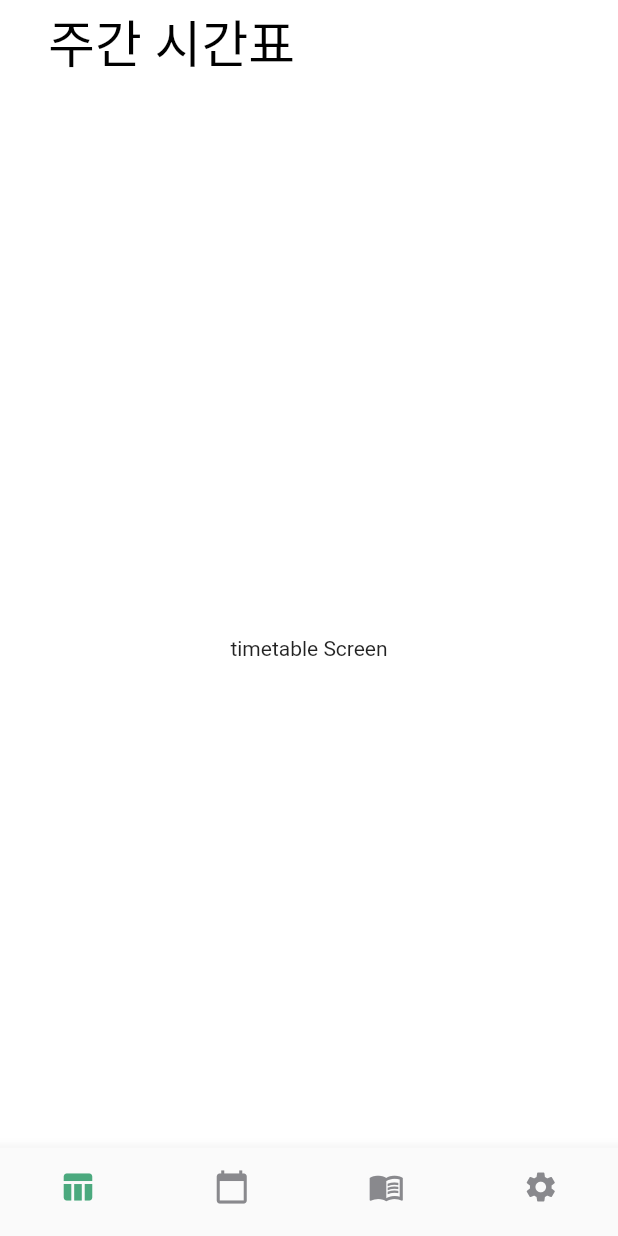
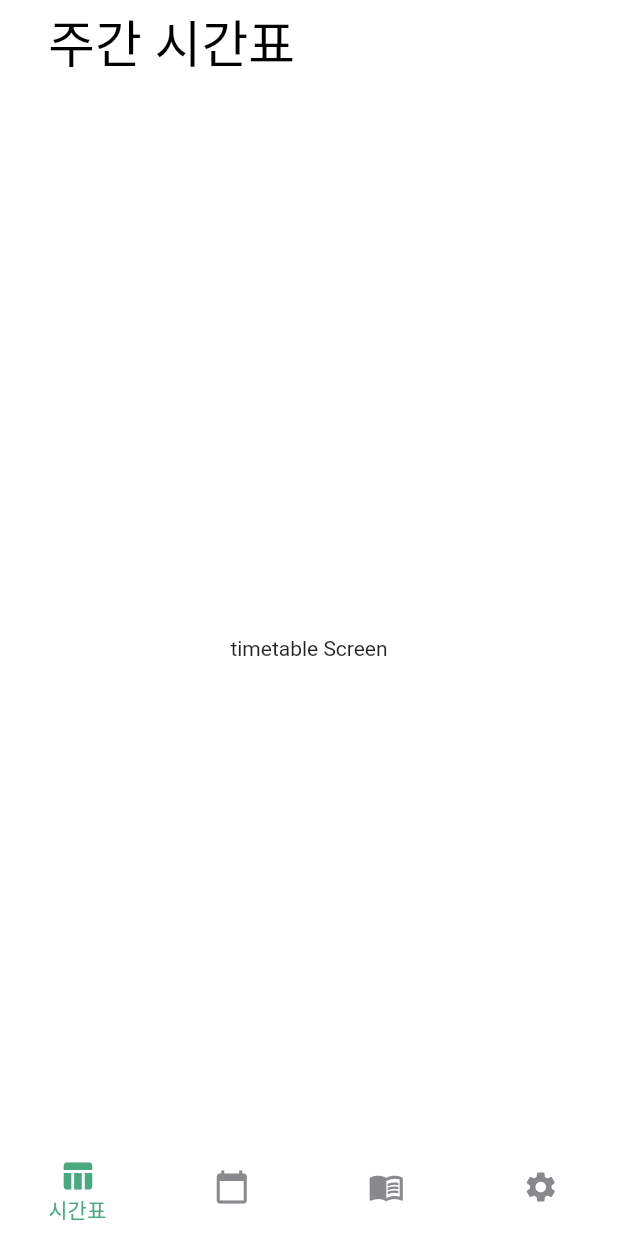
Before and after one commit to High-Apply/classify_app, a Flutter app: the screen it shows after launch, on a phone screen of 412 x 824 dp. Run offline on Flutter 3.47's test engine with Material 2 defaults, Android fonts, the phone set to English and light mode, and no system bars.

Commit message:
추가 : 배경 색깔 하얀색으로 변경 | 수정 : 선택한 페이지의 라벨은 보이도록 수정

```diff
--- a/lib/screens/my_screen.dart
+++ b/lib/screens/my_screen.dart
@@ -43,9 +43,11 @@ class _MyScreenState extends State<MyScreen> {
         ],
         currentIndex: _selctedIndex,
         onTap: _onItemTapped,
+        backgroundColor: Colors.white,
+        elevation: 0,
         unselectedItemColor: CustomColor.subtext,
         selectedItemColor: CustomColor.lightGreen,
-        showSelectedLabels: false,
+        showSelectedLabels: true,
         showUnselectedLabels: false,
         type: BottomNavigationBarType.fixed,
       ),
```
